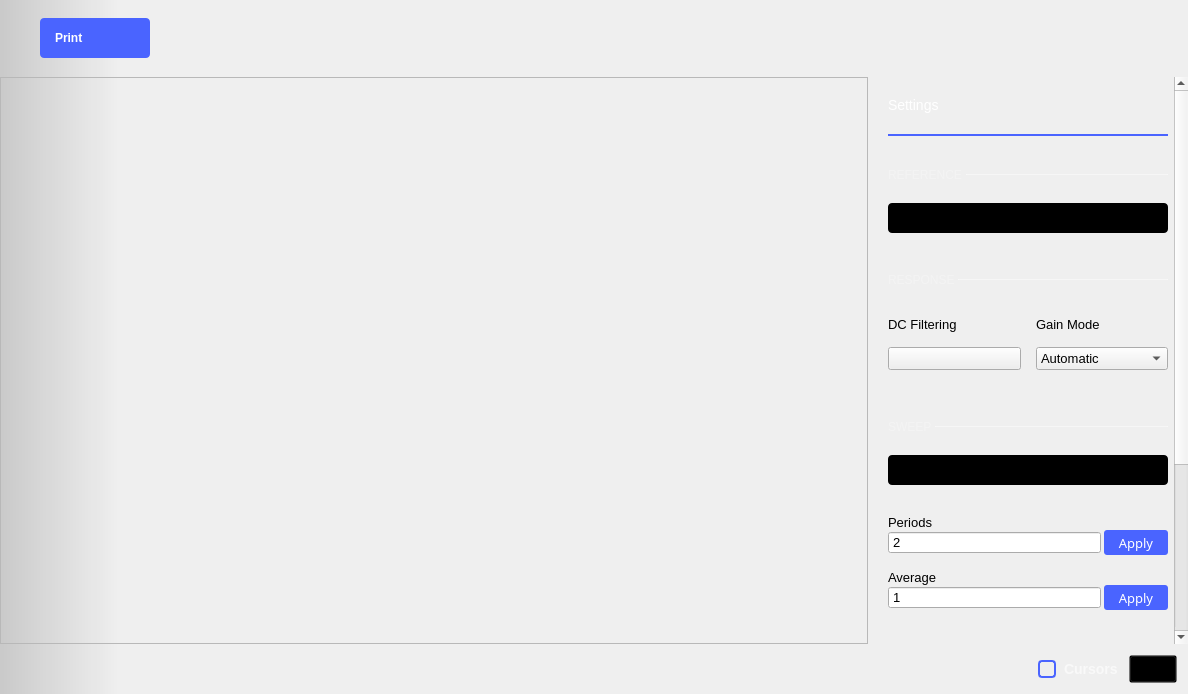
analogdevicesinc/scopy, file ui/network_analyzer.ui: the form before one commit.
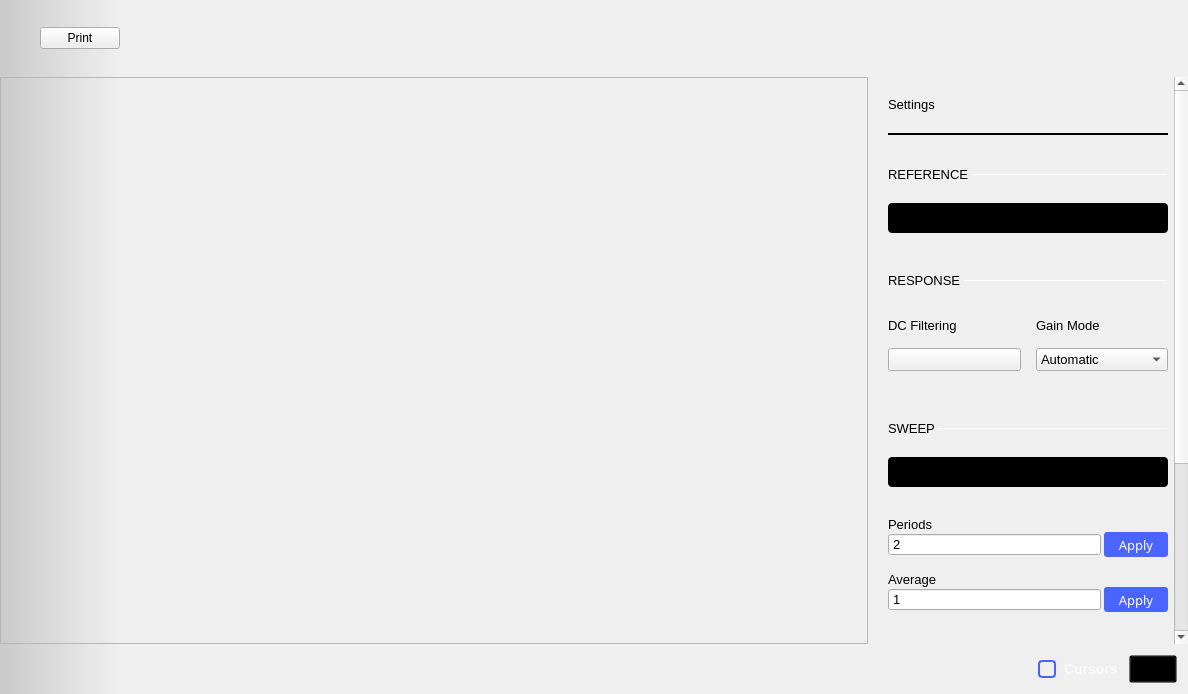
The form after the commit. The open tabs and pages were chosen to show the change. Icons and pictures are not drawn. Custom widgets are drawn as their Qt base class.

Diff of the .ui file:
```diff
--- a/ui/network_analyzer.ui
+++ b/ui/network_analyzer.ui
@@ -79,32 +79,6 @@
           <property name="layoutDirection">
            <enum>Qt::RightToLeft</enum>
           </property>
-          <property name="styleSheet">
-           <string notr="true">
-QPushButton {
-  width: 80px;
-  height: 40px;
-
-  text-align: left;
-  font-weight: bold;
-  padding-left: 15px;
-  padding-right: 15px;
-  border-radius: 4px;
-
-  background-color: #4a64ff;
-  color: #ffffff;
-
-}
-
-QPushButton:pressed {
-  background-color: #2a44df;
-}
-
-QPushButton:hover {
-	background-color: #4a34ff;
-}
-</string>
-          </property>
           <property name="text">
            <string>Print</string>
           </property>
@@ -896,7 +870,7 @@
                       <x>0</x>
                       <y>0</y>
                       <width>322</width>
-                      <height>867</height>
+                      <height>985</height>
                      </rect>
                     </property>
                     <layout class="QVBoxLayout" name="verticalLayout_11">
@@ -914,11 +888,6 @@
                      </property>
                      <item>
                       <widget class="QLabel" name="label_5">
-                       <property name="styleSheet">
-                        <string notr="true">color: white;
-    font-size: 14px;
-    font-weight: normal;</string>
-                       </property>
                        <property name="text">
                         <string>Settings</string>
                        </property>
@@ -942,9 +911,6 @@
                      </item>
                      <item>
                       <widget class="Line" name="line_2">
-                       <property name="styleSheet">
-                        <string notr="true">color: #4A64FF;</string>
-                       </property>
                        <property name="frameShadow">
                         <enum>QFrame::Plain</enum>
                        </property>
@@ -975,13 +941,6 @@
                            <verstretch>0</verstretch>
                           </sizepolicy>
                          </property>
-                         <property name="styleSheet">
-                          <string notr="true">QLabel {
-        font-size: 12px;
-        color: rgba(255, 255, 255, 70)
-    }
-</string>
-                         </property>
                          <property name="text">
                           <string>REFERENCE </string>
                          </property>
@@ -1001,9 +960,6 @@
                            <height>1</height>
                           </size>
                          </property>
-                         <property name="styleSheet">
-                          <string notr="true">border: 1px solid rgba(255, 255, 255, 70);</string>
-                         </property>
                          <property name="frameShadow">
                           <enum>QFrame::Sunken</enum>
                          </property>
@@ -1205,13 +1161,6 @@
                              <verstretch>0</verstretch>
                             </sizepolicy>
                            </property>
-                           <property name="styleSheet">
-                            <string notr="true">QLabel {
-        font-size: 12px;
-        color: rgba(255, 255, 255, 70)
-    }
-</string>
-                           </property>
                            <property name="text">
                             <string>RESPONSE </string>
                            </property>
@@ -1225,9 +1174,6 @@
                              <height>1</height>
                             </size>
                            </property>
-                           <property name="styleSheet">
-                            <string notr="true">border: 1px solid rgba(255, 255, 255, 70);</string>
-                           </property>
                            <property name="orientation">
                             <enum>Qt::Horizontal</enum>
                            </property>
@@ -1324,12 +1270,6 @@
                            <verstretch>0</verstretch>
                           </sizepolicy>
                          </property>
-                         <property name="styleSheet">
-                          <string notr="true">QLabel {
-        font-size: 12px;
-        color: rgba(255, 255, 255, 70)
-}</string>
-                         </property>
                          <property name="text">
                           <string>SWEEP </string>
                          </property>
@@ -1349,9 +1289,6 @@
                            <height>1</height>
                           </size>
                          </property>
-                         <property name="styleSheet">
-                          <string notr="true">border: 1px solid rgba(255, 255, 255, 70);</string>
-                         </property>
                          <property name="frameShadow">
                           <enum>QFrame::Sunken</enum>
                          </property>
@@ -3216,23 +3153,6 @@
    <header>detachdragzone.h</header>
    <container>1</container>
   </customwidget>
-  <customwidget>
-   <class>adiscope::MenuAnim</class>
-   <extends>QWidget</extends>
-   <header>menu_anim.hpp</header>
-   <container>1</container>
-  </customwidget>
-  <customwidget>
-   <class>adiscope::CustomPushButton</class>
-   <extends>QPushButton</extends>
-   <header>customPushButton.hpp</header>
-  </customwidget>
-  <customwidget>
-   <class>adiscope::RunSingleWidget</class>
-   <extends>QWidget</extends>
-   <header>runsinglewidget.h</header>
-   <container>1</container>
-  </customwidget>
   <customwidget>
    <class>adiscope::CustomSwitch</class>
    <extends>QPushButton</extends>
@@ -3244,6 +3164,23 @@
    <header>instrumentnotes.h</header>
    <container>1</container>
   </customwidget>
+  <customwidget>
+   <class>adiscope::MenuAnim</class>
+   <extends>QWidget</extends>
+   <header>menu_anim.hpp</header>
+   <container>1</container>
+  </customwidget>
+  <customwidget>
+   <class>adiscope::RunSingleWidget</class>
+   <extends>QWidget</extends>
+   <header>runsinglewidget.h</header>
+   <container>1</container>
+  </customwidget>
+  <customwidget>
+   <class>adiscope::CustomPushButton</class>
+   <extends>QPushButton</extends>
+   <header>customPushButton.hpp</header>
+  </customwidget>
   <customwidget>
    <class>adiscope::dBgraph</class>
    <extends>QFrame</extends>
```
Left out of the diff: 111 changed lines with no effect on the pictures.
